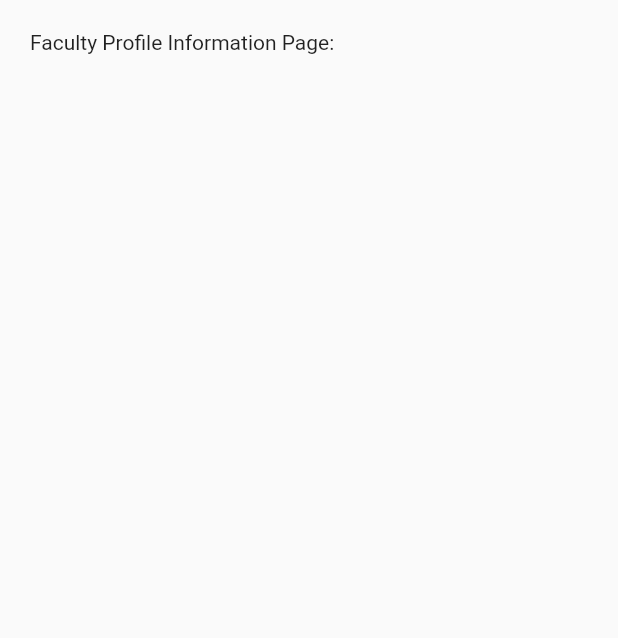
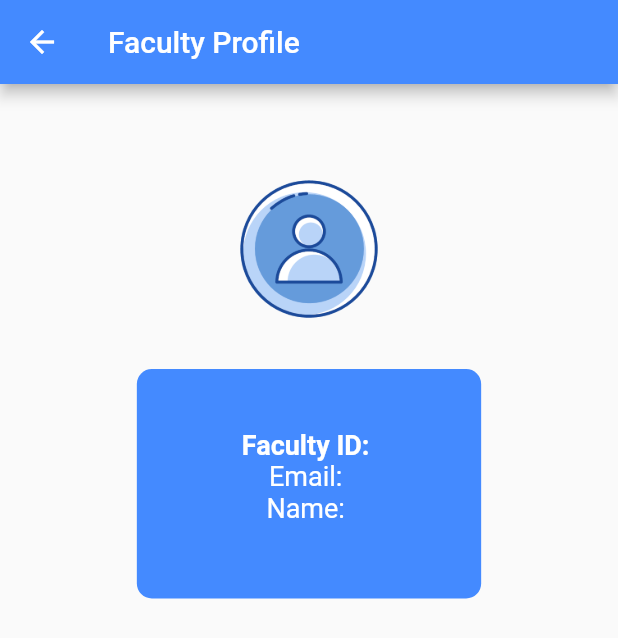
Before and after one commit to Mihir8301/reliableplus_app_2022, a Flutter app: the FacultyProfileInformation screen opened by its route, on a phone screen of 412 x 824 dp. Shown: the top 638 px of the screen. Run offline on Flutter 3.47's test engine with Material 2 defaults, Android fonts, the phone set to English and light mode, and no system bars; our stand-ins replace cached_network_image, connectivity_plus, file_picker, firebase_core, firebase_database, firebase_storage and 5 more; accounts and stored records are empty.

Commit message:
make changes in profile page of faculty and student and also add about us page

```diff
--- a/lib/screens/faculty/facultyaddstudent.dart
+++ b/lib/screens/faculty/facultyaddstudent.dart
@@ -173,7 +173,7 @@ class _FacultyAddStudentState extends State<FacultyAddStudent> {
           Padding(
             padding: EdgeInsets.only(left: 5),
             child: IconButton(
-              icon: Icon(Icons.arrow_back_ios),
+              icon: Icon(Icons.arrow_back),
               color: Colors.white,
               onPressed: () {
                 Navigator.pushNamed(context, FacultyDashboard.routeName);
--- a/lib/screens/faculty/facultydashboard.dart
+++ b/lib/screens/faculty/facultydashboard.dart
@@ -91,7 +91,7 @@ class _FacultyDashboardState extends State<FacultyDashboard> {
         children: <Widget>[
           //If Logout then ask first then Navigate
           IconButton(
-            icon: Icon(Icons.arrow_back_ios),
+            icon: Icon(Icons.arrow_back),
             color: Colors.white,
             onPressed: () {
               showDialog(
--- a/lib/screens/faculty/facultyfeedback.dart
+++ b/lib/screens/faculty/facultyfeedback.dart
@@ -29,6 +29,7 @@ class _FacultyFeedbackState extends State<FacultyFeedback> {
     return Scaffold(
       backgroundColor: Colors.grey.shade200,
       appBar: AppBar(
+        backgroundColor: Colors.blueAccent,
         title: Text("Feedbacks"),
       ),
       body: SafeArea(
--- a/lib/screens/faculty/facultyprofileinformation.dart
+++ b/lib/screens/faculty/facultyprofileinformation.dart
@@ -19,14 +19,48 @@ class _FacultyProfileInformationState extends State<FacultyProfileInformation> {
     AdminLoginModel adminLoginModel = Provider.of<UserProvider>(context, listen: true).adminLoginModel ?? AdminLoginModel();
 
     return Scaffold(
+        appBar: AppBar( backgroundColor: Colors.blueAccent,
+      title: Text("Faculty Profile",),
+    ),
       body: SafeArea(
-          child: Container(
-            child: Padding(
-              padding: const EdgeInsets.all(20.0),
-              child: Text('Faculty Profile Information Page:${adminLoginModel.name}'),
-            ),
+          child: Center(
+            child: Column(
+                children: [
+                  SizedBox(height: 40,),
+                  Image.asset(
+                    'assets/icons/faculty_student_profile_info_icon.png',
+                    height: 140,
+                  ),
+                  Container(
+
+                      margin: EdgeInsets.symmetric(vertical: 10),
+                      padding: EdgeInsets.symmetric(horizontal: 70, vertical: 10),
+                      decoration: BoxDecoration(
+                        color: Colors.blueAccent,
+                        borderRadius: BorderRadius.circular(10),
+                      ),
+                    child: Column(
+                      children: [
+                        SizedBox(height: 30,),
+                        Text("Faculty ID: ${adminLoginModel.id}", style: TextStyle(fontWeight: FontWeight.bold,fontSize: 18, color: Colors.white),),
+
+
+
+                  Text("Email: ${adminLoginModel.email}",style: TextStyle(fontSize: 18, color: Colors.white),),
+                  Text("Name: ${adminLoginModel.name}",style: TextStyle(fontSize: 18, color: Colors.white),),
+
+                        SizedBox(height: 40,),
+                  ]
+                  )
+
+
+              ),
+
+
+
+           ] ),
           )
-      ),
+      )
     );
   }
 }
--- a/lib/screens/faculty/facultyviewlist.dart
+++ b/lib/screens/faculty/facultyviewlist.dart
@@ -28,7 +28,7 @@ class _FacultyViewListState extends State<FacultyViewList> {
   Widget build(BuildContext context) {
     return Scaffold(
       backgroundColor: Colors.grey.shade200,
-      appBar: AppBar(
+      appBar: AppBar( backgroundColor: Colors.blueAccent,
         title: Text("Students List"),
       ),
       body: SafeArea(
@@ -57,7 +57,7 @@ class _FacultyViewListState extends State<FacultyViewList> {
       return ListView(
         children: [
           SizedBox(height: MediaQuery.of(context).size.height * 0.4,),
-          Text("No Students"),
+          Text("No Students",textAlign: TextAlign.center,),
         ],
       );
     }
--- a/lib/screens/students/studentdailyattendance.dart
+++ b/lib/screens/students/studentdailyattendance.dart
@@ -70,7 +70,7 @@ class _StudentDailyAttendanceState extends State<StudentDailyAttendance> {
   Widget build(BuildContext context) {
     return Scaffold(
       backgroundColor: Colors.grey.shade200,
-      appBar: AppBar(
+      appBar: AppBar( backgroundColor: Colors.blueAccent,
         title: Text("Daily Attendance"),
       ),
       body: SafeArea(
--- a/lib/screens/students/studentdashboard.dart
+++ b/lib/screens/students/studentdashboard.dart
@@ -89,7 +89,7 @@ class _StudentDashboardState extends State<StudentDashboard> {
         children: <Widget>[
           //If Logout then ask first then Navigate
           IconButton(
-            icon: Icon(Icons.arrow_back_ios),
+            icon: Icon(Icons.arrow_back),
             color: Colors.white,
             onPressed: () {
               showDialog(context: context, builder: (context)=> LogoutScreen());
--- a/lib/screens/students/studentfeedback.dart
+++ b/lib/screens/students/studentfeedback.dart
@@ -68,7 +68,7 @@ class _StudentFeedbackState extends State<StudentFeedback> {
           Padding(
             padding: EdgeInsets.only(left: 10),
             child: IconButton(
-              icon: Icon(Icons.arrow_back_ios),
+              icon: Icon(Icons.arrow_back),
               color: Colors.white,
               onPressed: () {
                 Navigator.pushNamed(context, StudentDashboard.routeName);
--- a/pubspec.yaml
+++ b/pubspec.yaml
@@ -70,6 +70,7 @@ flutter:
     - assets/icons/logout.png
     - assets/icons/timetable.png
     - assets/icons/query.png
+    - assets/icons/faculty_student_profile_info_icon.png
   #   - images/a_dot_burr.jpeg
   #   - images/a_dot_ham.jpeg
 
```
Also changed, not shown: lib/screens/faculty/facultyabout.dart (+31 -6 lines), lib/screens/students/studentabout.dart (+31 -7 lines), lib/screens/students/studentprofileinformation.dart (+43 -8 lines), assets/icons/faculty_student_profile_info_icon.png (added), pubspec.lock.
